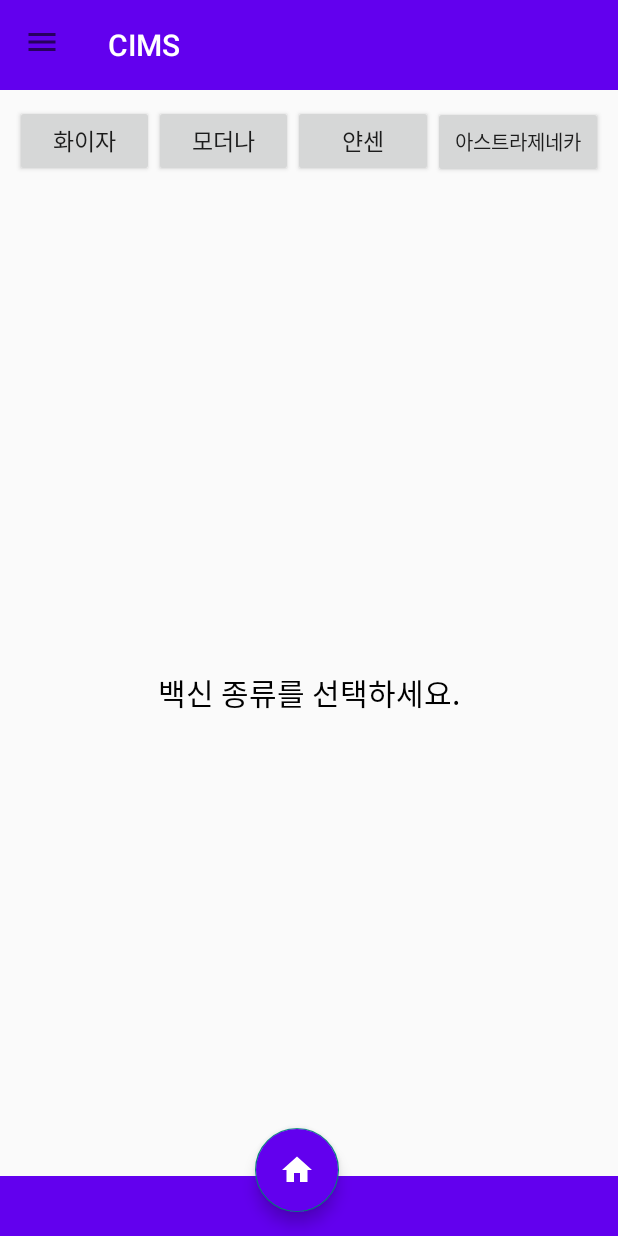
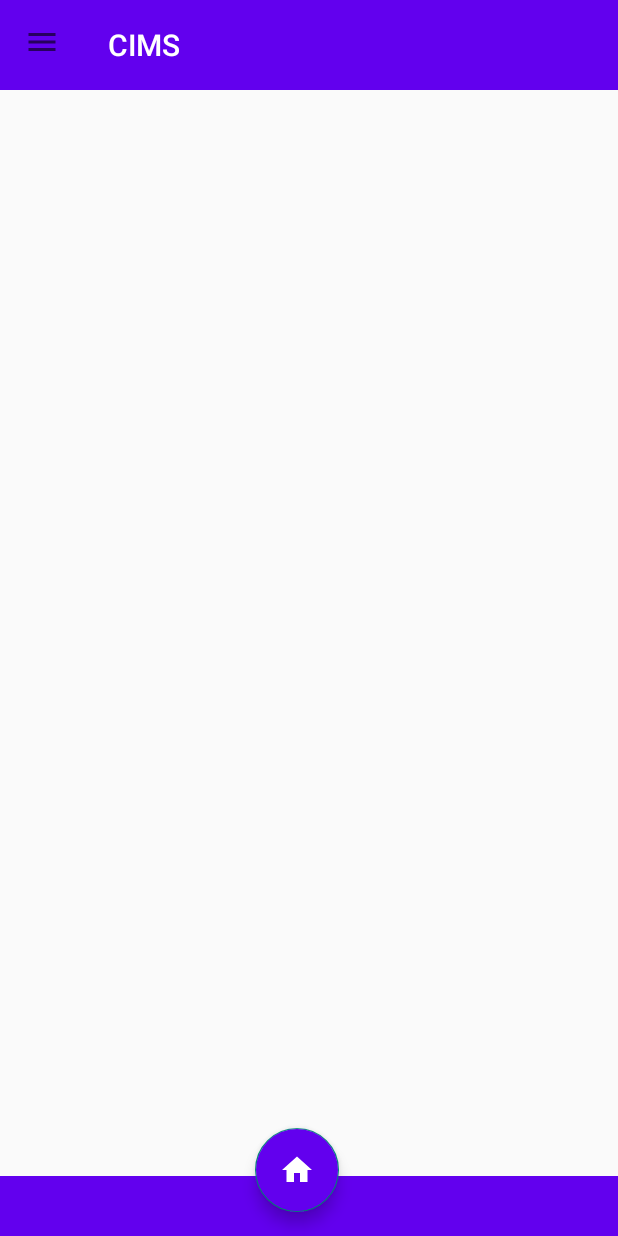
Before and after one commit to yoo0221/CIMS, an Android app: the screen it shows after launch (VaccineActivity), after a tap on "백신 부작용", on a phone screen of 412 x 824 dp. Run offline under Robolectric (Android 15) with nearby library versions, the phone set to English and light mode, and no system bars.

Commit message:
activity_vaccine.xml

```diff
--- a/app/src/main/res/layout/activity_vaccine.xml
+++ b/app/src/main/res/layout/activity_vaccine.xml
@@ -12,54 +12,6 @@
         android:layout_height="60dp"
         android:background="@color/main"
         app:titleTextColor="@color/white" />
-
-    <LinearLayout
-        android:layout_width="match_parent"
-        android:layout_height="wrap_content"
-        android:layout_marginTop="70dp"
-        android:layout_marginHorizontal="10dp">
-
-        <Button
-            android:id="@+id/buttonPfizer"
-            android:layout_width="wrap_content"
-            android:layout_height="wrap_content"
-            android:layout_weight="1"
-            android:text="화이자"
-            android:textSize="15sp"/>
-
-        <Button
-            android:id="@+id/buttonModerna"
-            android:layout_width="wrap_content"
-            android:layout_height="wrap_content"
-            android:layout_weight="1"
-            android:text="모더나"
-            android:textSize="15sp" />
-
-        <Button
-            android:id="@+id/buttonJanssen"
-            android:layout_width="wrap_content"
-            android:layout_height="wrap_content"
-            android:layout_weight="1"
-            android:text="얀센"
-            android:textSize="15sp"/>
-
-        <Button
-            android:id="@+id/buttonAstraZeneca"
-            android:layout_width="wrap_content"
-            android:layout_height="wrap_content"
-            android:layout_weight="1"
-            android:text="아스트라제네카"
-            android:textSize="13sp"/>
-    </LinearLayout>
-
-    <TextView
-        android:layout_marginTop="100dp"
-        android:layout_width="wrap_content"
-        android:layout_height="wrap_content"
-        android:layout_gravity="center"
-        android:text="백신 종류를 선택하세요."
-        android:textSize="20dp"
-        android:textColor="#000000" />
 
     <androidx.appcompat.widget.Toolbar
         android:layout_width="match_parent"
```
